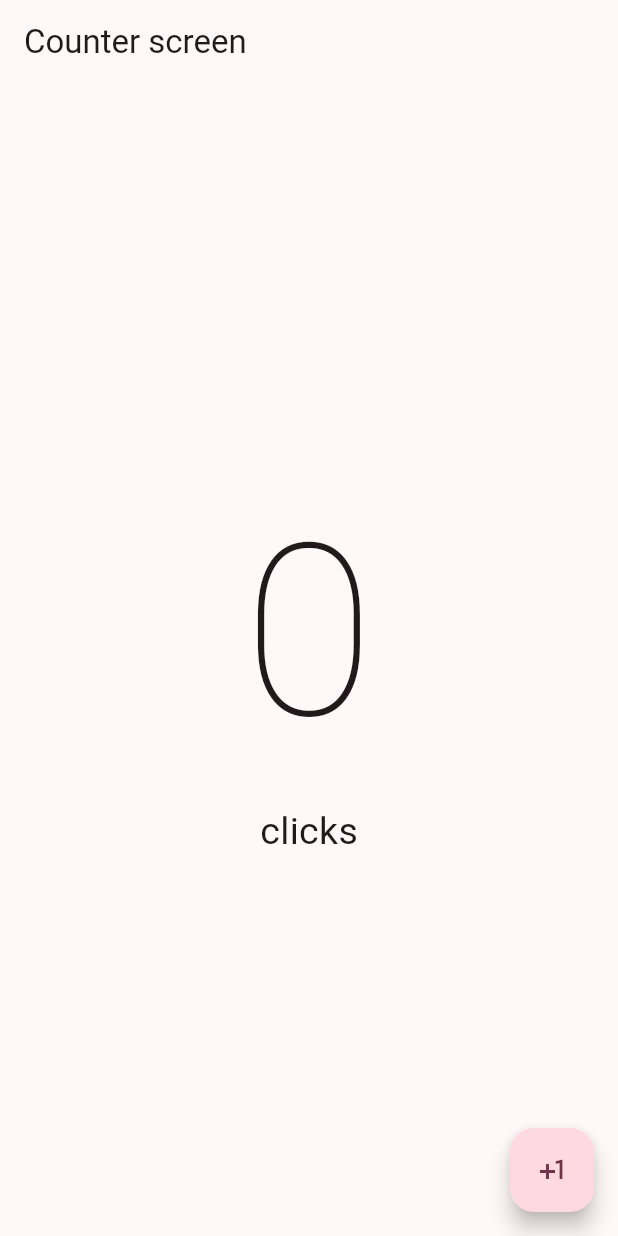
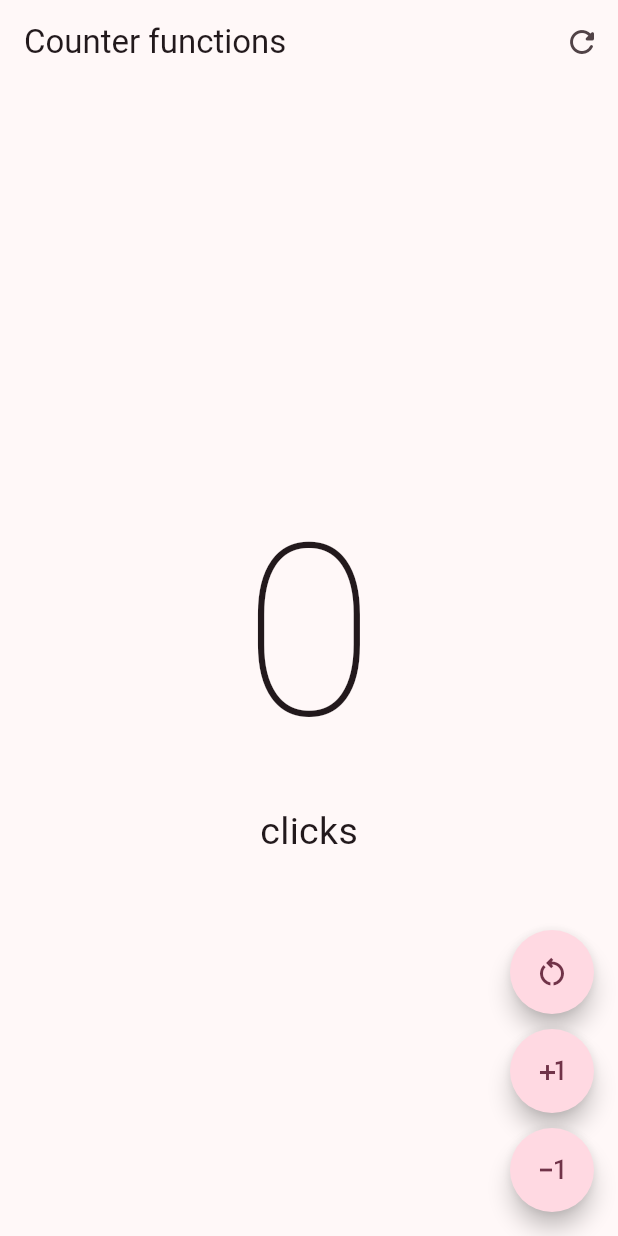
Before and after one commit to ArtroxxDev/Flutter, a Flutter app: the screen it shows after launch, on a phone screen of 412 x 824 dp. Run offline on Flutter 3.47's test engine with Material 3 defaults, Android fonts, the phone set to English and light mode, and no system bars.

Commit message:
avances del curso

```diff
--- a/02_intro_flutter/hello_world_app/lib/main.dart
+++ b/02_intro_flutter/hello_world_app/lib/main.dart
@@ -1,5 +1,6 @@
 import 'package:flutter/material.dart';
-import 'package:hello_world_app/presentation/screens/counters/counter_screen.dart';
+import 'package:hello_world_app/presentation/screens/counters/counter_functions_screen.dart';
+// import 'package:hello_world_app/presentation/screens/counters/counter_screen.dart';
 
 void main() {
   runApp(const MyApp());
@@ -13,6 +14,6 @@ class MyApp extends StatelessWidget {
     return MaterialApp(
         debugShowCheckedModeBanner: false,
         theme: ThemeData(colorSchemeSeed: Colors.black87),
-        home: const CounterScreen());
+        home: const CounterFunctionsScreen());
   }
 }
--- /dev/null
+++ b/02_intro_flutter/hello_world_app/lib/presentation/screens/counters/counter_functions_screen.dart
@@ -0,0 +1,92 @@
+import 'package:flutter/material.dart';
+
+class CounterFunctionsScreen extends StatefulWidget {
+  const CounterFunctionsScreen({super.key});
+
+  @override
+  State<CounterFunctionsScreen> createState() => _CounterFunctionsScreenState();
+}
+
+class _CounterFunctionsScreenState extends State<CounterFunctionsScreen> {
+  int clickCounter = 0;
+  String texto = "clicks";
+
+  @override
+  Widget build(BuildContext context) {
+    return Scaffold(
+        appBar: AppBar(
+          title: const Text('Counter functions'),
+          actions: [
+            IconButton(
+              onPressed: () {
+                setState(() {
+                  clickCounter = 0;
+                });
+              },
+              icon: const Icon(
+                  Icons.refresh_rounded), //widget con forma de recarga
+            ), //El leading añade el widget a la izquierda, el actions a la derecha y puede esperar mas de un widget.
+          ],
+        ),
+        body: Center(
+            child: Column(
+          mainAxisAlignment: MainAxisAlignment.center,
+          children: [
+            Text(
+              '$clickCounter',
+              style:
+                  const TextStyle(fontSize: 160, fontWeight: FontWeight.w100),
+            ),
+            Text(
+                clickCounter != 1
+                    ? "clicks"
+                    : "click", //Se refactoriza el if que existia antes que validaba la palabra cliks
+                style: const TextStyle(
+                  fontSize: 25,
+                ))
+          ],
+        )),
+        floatingActionButton: Column(
+          mainAxisAlignment: MainAxisAlignment.end,
+          children: [
+            FloatingActionButton(
+              shape: const StadiumBorder(),
+              onPressed: () {
+                setState(() {
+                  clickCounter = 0;
+                });
+              },
+              child: const Icon(Icons.restart_alt_outlined),
+            ),
+
+            const SizedBox(
+              height: 10,
+            ),
+
+            FloatingActionButton(
+              shape: const StadiumBorder(), //funcion para redondear los botones
+              onPressed: () {
+                //El setState es una funcion que renderiza en tiempo real la pantalla
+                setState(() {
+                  clickCounter++;
+                });
+              },
+              child: const Icon(Icons.plus_one),
+            ),
+            const SizedBox(
+              height: 10,
+            ), //Funcion para añadir un espacio entre los botones
+            FloatingActionButton(
+              shape: const StadiumBorder(), //funcion para redondear los botones
+              onPressed: () {
+                //El setState es una funcion que renderiza en tiempo real la pantalla
+                setState(() {
+                  clickCounter--;
+                });
+              },
+              child: const Icon(Icons.exposure_minus_1),
+            ),
+          ],
+        ));
+  }
+}
```
